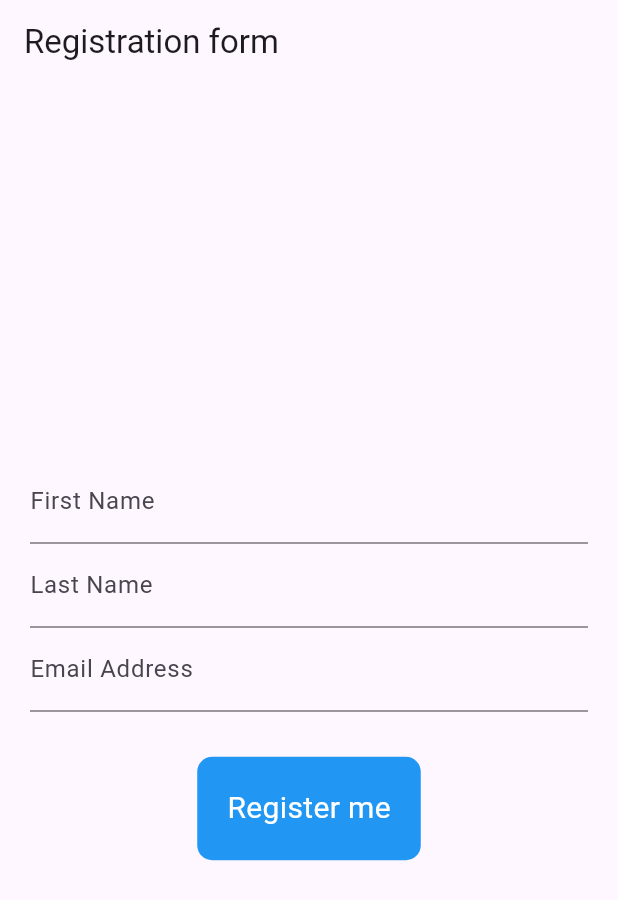
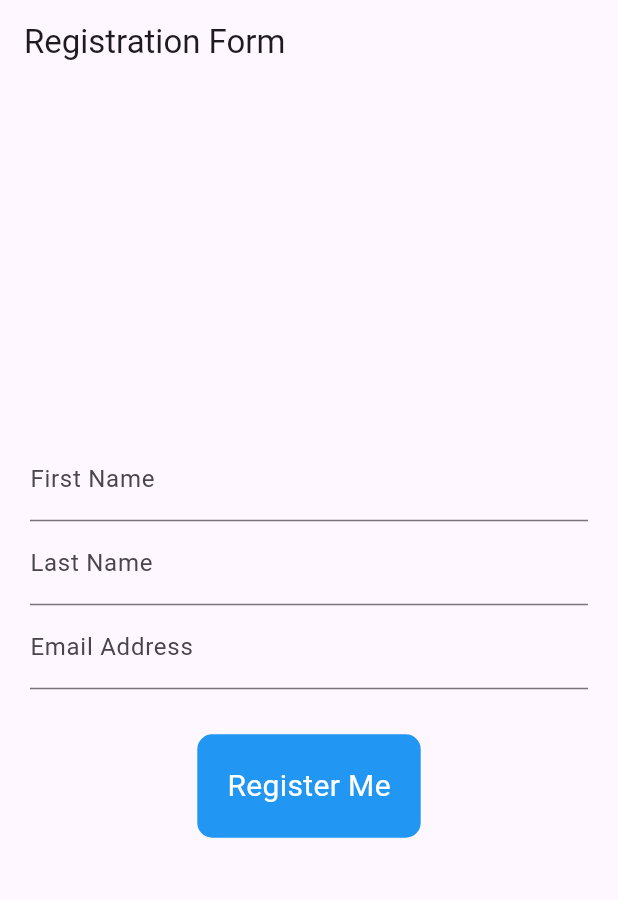
Before and after one commit to amara582/registration_form, a Flutter app: the screen it shows after launch, on a phone screen of 412 x 824 dp. Shown: the top 900 px of the screen. Run offline on Flutter 3.47's test engine with Material 3 defaults, Android fonts, the phone set to English and light mode, and no system bars.

Commit message:
amara582

```diff
--- a/lib/screens/registration_screen.dart
+++ b/lib/screens/registration_screen.dart
@@ -1,65 +1,97 @@
+
+
+
 import 'package:flutter/material.dart';
-
-class RegistrationScreen extends StatefulWidget {
-  @override
+import 'details_screen.dart';
+class  RegistrationScreen extends StatefulWidget{
   _RegistrationScreenState createState() => _RegistrationScreenState();
 }
+class _RegistrationScreenState extends State<RegistrationScreen>{
+  final TextEditingController firstNameController= TextEditingController();
+  final  TextEditingController lastNameController= TextEditingController();
+  final  TextEditingController emailController= TextEditingController();
+  bool isRegistered=false;
 
-class _RegistrationScreenState extends State<RegistrationScreen> {
-  final TextEditingController firstNameController = TextEditingController();
-  final TextEditingController lastNameController = TextEditingController();
-  final TextEditingController emailController = TextEditingController();
-  bool isRegistered = false;
 
   @override
-  Widget build(BuildContext context) {
+Widget build(BuildContext context){
   return Scaffold(
     appBar: AppBar(
-        title: const Text("Registration form"),
+      title: Text("Registration Form"),
     ),
-      body: Padding(
-        padding: const EdgeInsets.all(20),
+    body: Padding
+    (padding:
+    EdgeInsets.all(20),
     child: Column(
-          mainAxisAlignment: MainAxisAlignment.center,
+      mainAxisAlignment: MainAxisAlignment.
+      center ,
       children: [
         TextField(
-              controller: firstNameController,
-              decoration: const InputDecoration(labelText: "First Name"),
+          controller:
+          firstNameController,
+          decoration:
+          InputDecoration(
+            labelText: "First Name"
+          ),
         ),
                   TextField(
-              controller: lastNameController,
-              decoration: const InputDecoration(labelText: "Last Name"),
+                    controller:
+                    lastNameController,
+                    decoration:
+                    const InputDecoration(
+                      labelText: "Last Name"
+                    )
+                  ),TextField(
+          controller:emailController,
+            decoration: const
+           InputDecoration(
+            labelText: "Email Address"
            ),
-            TextField(
-              controller: emailController,
-              decoration: const InputDecoration(labelText: "Email Address"),
+
            ),
-            const SizedBox(
-              height: 30,
-            ),
+        const SizedBox(height: 30,),
         GestureDetector(
           onTap: () {
             setState(() {
               isRegistered = !isRegistered;
+
             });
           },
           child: Container(
-                padding: const EdgeInsets.all(20),
+            padding: EdgeInsets.all(20),
       decoration: BoxDecoration(
-                    color: isRegistered ? Colors.green : Colors.blue,
-                    borderRadius: BorderRadius.circular(10),
+                    color: isRegistered? Colors.green:Colors.blue,
+                          borderRadius: BorderRadius.
+                          circular(10),
+
+
       ),
       child: Text(
-                    isRegistered ? "Registration Successful" : "Register me",
-                    style: const TextStyle(
+        isRegistered ? "Registeration Successful": "Register Me",
+        style: TextStyle(
           color: Colors.white,
-                        fontSize: 20,
+          fontSize: 20
+
+        ),
         ),
           ),
 
         ),
 
-            ),
+        const SizedBox(height: 30),
+        if(isRegistered)
+        ElevatedButton(onPressed:(){
+Navigator.push(context,
+ MaterialPageRoute(builder: (context)
+ => DetailsScreen(
+  firstname: firstNameController.text,
+  lastname: lastNameController.text,
+  email: emailController.text,
+ )));
+        },
+         child:const Text( "view registration details")
+         )
+
 
       ],
     ),
```
Also changed, not shown: lib/screens/details_screen.dart (+48 -0 lines). Lines whose indentation alone changed are shown as unchanged.
